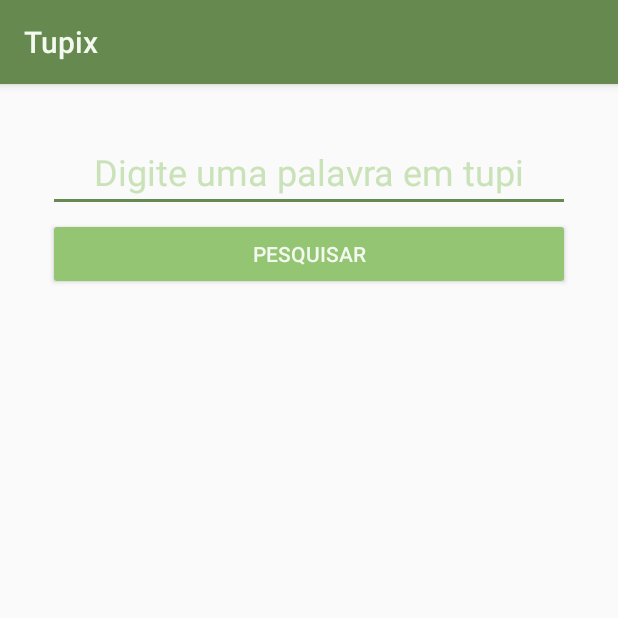
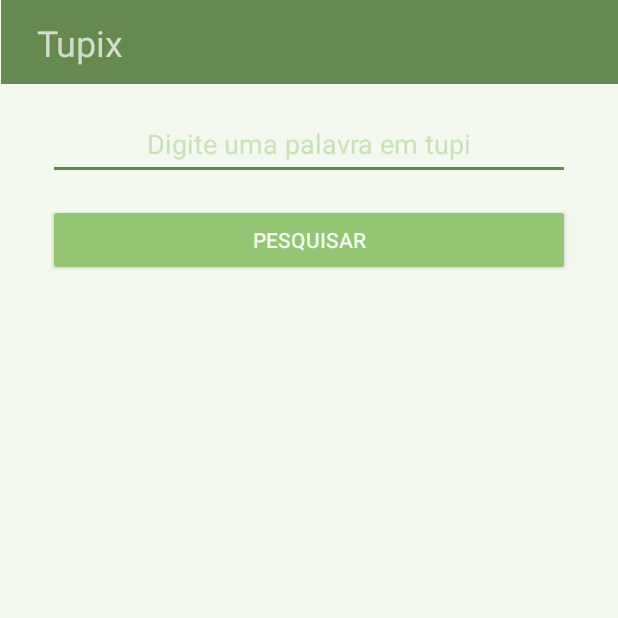
Before and after one commit to rontekhne/tupix, an Android app: the screen it shows after launch (MainActivity), on a phone screen of 412 x 824 dp, the top half of it. Run offline under Robolectric (Android 15) with nearby library versions, the phone set to English and light mode, and no system bars.

Commit message:
layout improvement for scalability.

```diff
--- a/app/src/main/res/layout/activity_main.xml
+++ b/app/src/main/res/layout/activity_main.xml
@@ -1,46 +1,53 @@
 <?xml version="1.0" encoding="utf-8"?>
-<androidx.constraintlayout.widget.ConstraintLayout
-    xmlns:android="http://schemas.android.com/apk/res/android"
+<androidx.constraintlayout.widget.ConstraintLayout xmlns:android="http://schemas.android.com/apk/res/android"
     xmlns:app="http://schemas.android.com/apk/res-auto"
     xmlns:tools="http://schemas.android.com/tools"
     android:layout_width="match_parent"
     android:layout_height="match_parent"
+    android:background="@color/backgroundColor"
     tools:context=".MainActivity">
+
+
+    <androidx.appcompat.widget.Toolbar
+        android:id="@+id/toolbar"
+        android:layout_width="411dp"
+        android:layout_height="56dp"
+        android:background="@color/colorPrimary"
+        android:minHeight="?attr/actionBarSize"
+        android:theme="?attr/actionBarTheme"
+        app:layout_constraintEnd_toEndOf="parent"
+        app:layout_constraintStart_toStartOf="parent"
+        app:layout_constraintTop_toTopOf="parent" />
 
     <EditText
         android:id="@+id/textInput"
         android:layout_width="0dp"
         android:layout_height="wrap_content"
         android:layout_marginStart="32dp"
-        android:layout_marginTop="32dp"
+        android:layout_marginTop="16dp"
         android:layout_marginEnd="32dp"
-        android:autofillHints=""
         android:backgroundTint="@color/colorPrimary"
         android:cursorVisible="false"
         android:ems="10"
-        android:focusable="true"
-        android:focusableInTouchMode="true"
         android:gravity="center"
         android:hint="@string/input"
         android:inputType="text"
         android:minHeight="48dp"
-        android:shadowColor="@android:color/transparent"
         android:textColor="@color/colorPrimary"
-        android:textColorHighlight="@color/colorPrimaryDark"
+        android:textColorHighlight="@color/buttonColor"
         android:textColorHint="@color/hintColor"
-        android:textColorLink="@color/colorPrimaryDark"
-        android:textSize="24sp"
+        android:textColorLink="@color/buttonColor"
         app:layout_constraintEnd_toEndOf="parent"
         app:layout_constraintStart_toStartOf="parent"
-        app:layout_constraintTop_toTopOf="parent"
-        tools:ignore="TextContrastCheck" />
+        app:layout_constraintTop_toBottomOf="@+id/toolbar"
+        tools:ignore="Autofill,TextContrastCheck" />
 
     <Button
         android:id="@+id/searchButton"
         android:layout_width="0dp"
-        android:layout_height="wrap_content"
+        android:layout_height="48dp"
         android:layout_marginStart="32dp"
-        android:layout_marginTop="4dp"
+        android:layout_marginTop="16dp"
         android:layout_marginEnd="32dp"
         android:backgroundTint="@color/buttonColor"
         android:onClick="search"
@@ -52,7 +59,6 @@
         app:layout_constraintTop_toBottomOf="@+id/textInput"
         tools:ignore="TextContrastCheck" />
 
-
     <TextView
         android:id="@+id/textResult"
         android:layout_width="0dp"
@@ -60,11 +66,26 @@
         android:layout_marginStart="16dp"
         android:layout_marginTop="16dp"
         android:layout_marginEnd="16dp"
+        android:background="@color/backgroundColor"
         android:scrollbarSize="0dp"
         android:scrollbars="vertical"
+        android:textColor="@color/colorPrimary"
         android:textSize="16sp"
         app:layout_constraintBottom_toBottomOf="parent"
         app:layout_constraintEnd_toEndOf="parent"
         app:layout_constraintStart_toStartOf="parent"
         app:layout_constraintTop_toBottomOf="@+id/searchButton" />
+
+    <TextView
+        android:id="@+id/textView"
+        android:layout_width="wrap_content"
+        android:layout_height="wrap_content"
+        android:layout_marginStart="24dp"
+        android:text="@string/app_name"
+        android:textSize="24sp"
+        app:layout_constraintBottom_toBottomOf="@+id/toolbar"
+        app:layout_constraintStart_toStartOf="@+id/toolbar"
+        app:layout_constraintTop_toTopOf="@+id/toolbar"
+        tools:ignore="TextContrastCheck" />
+
 </androidx.constraintlayout.widget.ConstraintLayout>
--- a/app/src/main/res/values-night/themes.xml
+++ b/app/src/main/res/values-night/themes.xml
@@ -1,10 +1,6 @@
 <resources xmlns:tools="http://schemas.android.com/tools">
     <!-- Base application theme. -->
-    <style name="Theme.Tupix" parent="Theme.AppCompat.DayNight">
-        <item name="backgroundColor">@color/backgroundColor</item>
-        <item name="colorPrimary">@color/colorPrimary</item>
-        <item name="colorPrimaryDark">@color/colorPrimaryDark</item>
-        <item name="android:textColorPrimary">@color/textColorPrimary</item>
-        <item name="android:textColor">@color/colorPrimaryDark</item>
+    <style name="Theme.Tupix" parent="Theme.AppCompat.NoActionBar">
+        <item name="android:colorPrimaryDark">@color/colorPrimaryDark</item>
     </style>
 </resources>
--- a/app/src/main/res/values/colors.xml
+++ b/app/src/main/res/values/colors.xml
@@ -2,11 +2,11 @@
 <resources>
     <color name="black">#FF000000</color>
     <color name="white">#FFFFFFFF</color>
-    <color name="backgroundColor">#FF0E130b</color>
+    <color name="backgroundColor">#FFF4F9F0</color>
     <color name="colorPrimaryDark">#FF496239</color>
     <color name="colorPrimary">#FF66894F</color>
     <color name="buttonColor">#FF93C572</color>
     <color name="textColorPrimary">#FFF4F9F0</color>
-    <color name="textColor">#FFC9E2B8</color>
+    <color name="textColor">#FF496239</color>
     <color name="hintColor">#FFC9E2B8</color>
 </resources>
--- a/app/src/main/res/values/themes.xml
+++ b/app/src/main/res/values/themes.xml
@@ -1,10 +1,6 @@
 <resources xmlns:tools="http://schemas.android.com/tools">
     <!-- Base application theme. -->
-    <style name="Theme.Tupix" parent="Theme.AppCompat.DayNight">
-        <item name="backgroundColor">@color/backgroundColor</item>
-        <item name="colorPrimary">@color/colorPrimary</item>
-        <item name="colorPrimaryDark">@color/colorPrimaryDark</item>
-        <item name="android:textColorPrimary">@color/textColorPrimary</item>
-        <item name="android:textColor">@color/colorPrimaryDark</item>
+    <style name="Theme.Tupix" parent="Theme.AppCompat.NoActionBar">
+        <item name="android:colorPrimaryDark">@color/colorPrimaryDark</item>
     </style>
 </resources>
```
